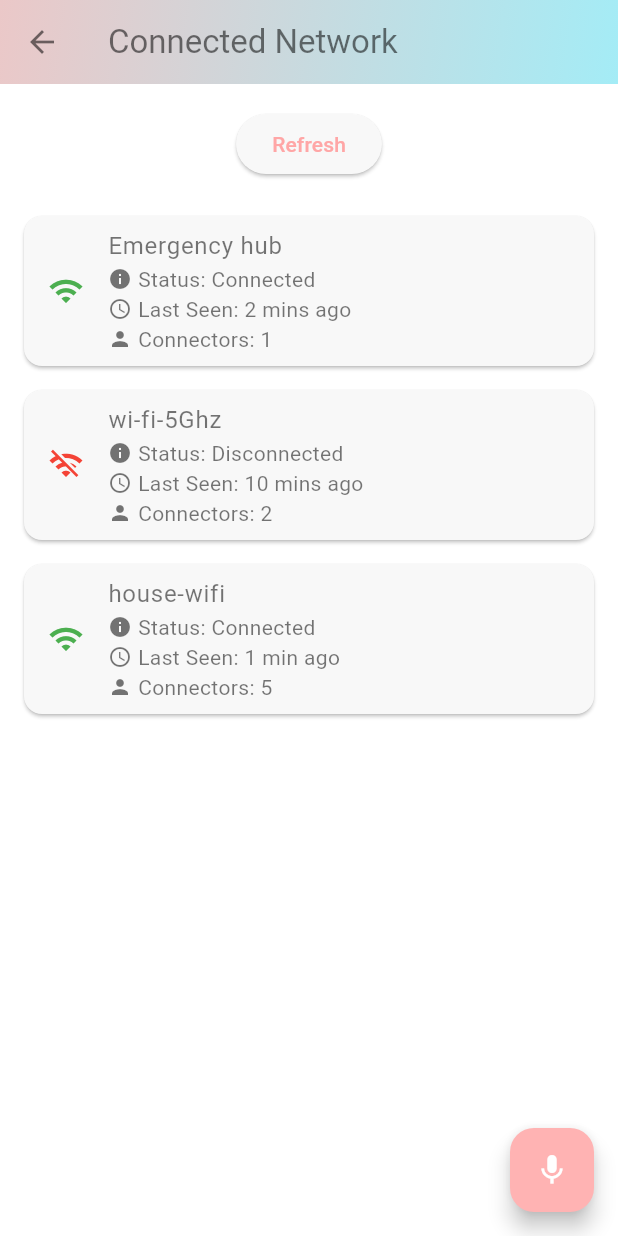
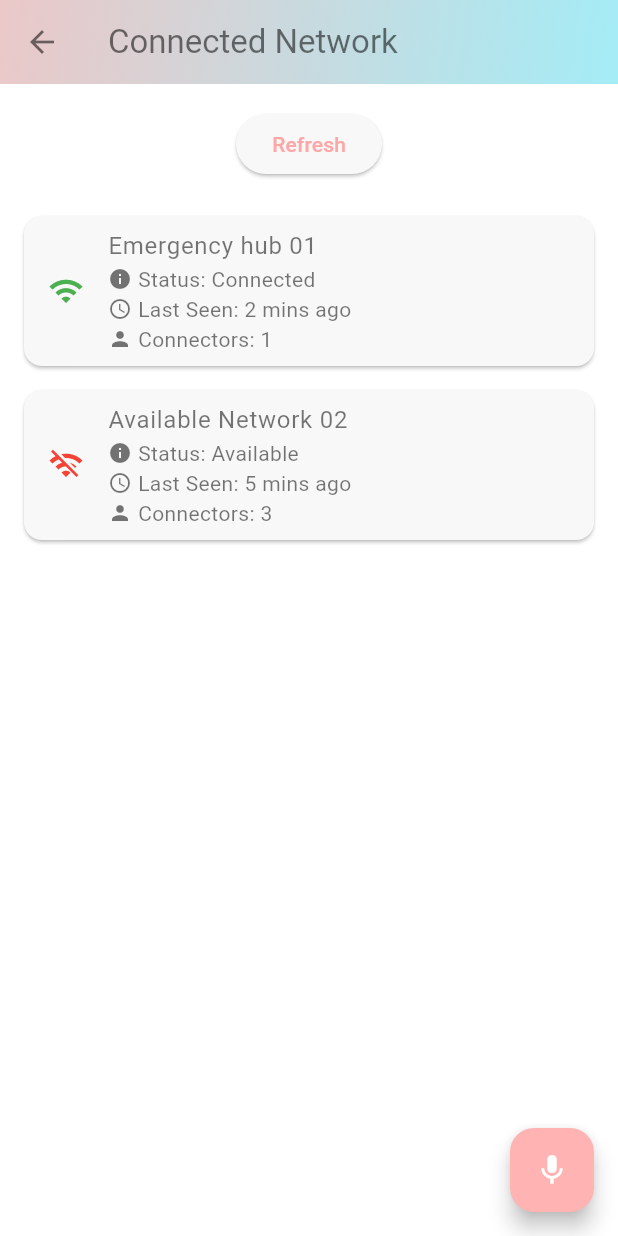
Before and after one commit to Hagerh/-BEACON-app-, a Flutter app: the screen it shows after launch, after a tap on an icon or button, on a phone screen of 412 x 824 dp. Run offline on Flutter 3.47's test engine with Material 3 defaults, Android fonts, the light colour scheme and no system bars; our stand-ins replace flutter_bloc.

Commit message:
cubit for network screen + refactor join network screen

```diff
--- /dev/null
+++ b/lib/business/bloc/cubit/network_cubit.dart
@@ -0,0 +1,75 @@
+
+import 'dart:async';
+import 'package:flutter_bloc/flutter_bloc.dart';
+import 'package:projectdemo/data/model/device_model.dart';
+import 'package:projectdemo/business/bloc/cubit/network_state.dart';
+
+class NetworkCubit extends Cubit<NetworkState> {
+  NetworkCubit() : super(NetworkInitial()); // Initial state
+
+  // Simulates fetching initial network data
+  Future<void> loadNetworks() async {
+
+     emit(NetworkLoading());
+
+    // Delay to simulate network/p2p discovery time
+    await Future.delayed(const Duration(milliseconds: 500));
+
+    // TODO: Replace with real peer-to-peer  logic
+    final List<Device> initialNetworks = [
+      Device(
+        id: "Emergency hub 01",
+        status: "Connected",
+        lastSeen: "2 mins ago",
+        connectors: 1,
+      ),
+      Device(
+        id: "Available Network 02",
+        status: "Available",
+        lastSeen: "5 mins ago",
+        connectors: 3,
+      ),
+    ];
+
+    emit(NetworkLoaded(networks: initialNetworks));
+  }
+
+  // Simulates refreshing the network list
+  Future<void> refreshNetworks() async {
+    // Only proceed if current state is NetworkLoaded
+    if (state is NetworkLoaded) {
+      final currentState = state as NetworkLoaded;
+
+      emit(currentState.copyWith(isRefreshing: true));
+
+
+      await Future.delayed(const Duration(seconds: 2));
+
+      // TODO: Replace with real peer-to-peer  logic
+      final List<Device> refreshedNetworks = [
+        Device(
+          id: "Emergency hub 01",
+          status: "Connected",
+          lastSeen: "just now",
+          connectors: 1,
+        ),
+        Device(
+          id: "Available Network 03",
+          status: "Available",
+          lastSeen: "10 seconds ago",
+          connectors: 2,
+        ),
+        // A new device appears
+        Device(
+          id: "New Device Found 04",
+          status: "Available",
+          lastSeen: "just now",
+          connectors: 5,
+        ),
+      ];
+
+      // Emit the final loaded state with isRefreshing set to false
+      emit(NetworkLoaded(networks: refreshedNetworks, isRefreshing: false));
+    }
+  }
+}
--- /dev/null
+++ b/lib/business/bloc/cubit/network_state.dart
@@ -0,0 +1,33 @@
+
+import 'package:flutter/material.dart';
+import 'package:projectdemo/data/model/device_model.dart';
+
+//this is the state file for NetworkCubit that manages network-related states
+@immutable
+abstract class NetworkState {}
+class NetworkInitial extends NetworkState {}
+class NetworkLoading extends NetworkState {}
+
+
+class NetworkLoaded extends NetworkState {
+  final List<Device> networks;
+  final bool isRefreshing;
+
+  NetworkLoaded({required this.networks, this.isRefreshing = false});
+
+  // to update a few fields while keeping others unchanged
+  NetworkLoaded copyWith({
+    List<Device>? networks,
+    bool? isRefreshing,
+  }) {
+    return NetworkLoaded(
+      networks: networks ?? this.networks,
+      isRefreshing: isRefreshing ?? this.isRefreshing,
+    );
+  }
+}
+
+class NetworkError extends NetworkState {
+  final String message;
+  NetworkError(this.message);
+}
--- /dev/null
+++ b/lib/data/model/device_model.dart
@@ -0,0 +1,14 @@
+
+class Device {
+  final String id;
+  final String status;
+  final String lastSeen;
+  final int connectors;
+
+  Device({
+    required this.lastSeen,
+    required this.id,
+    required this.status,
+    required this.connectors,
+  });
+}
--- a/lib/main.dart
+++ b/lib/main.dart
@@ -1,4 +1,6 @@
 import 'package:flutter/material.dart';
+import 'package:flutter_bloc/flutter_bloc.dart';
+import 'package:projectdemo/business/bloc/cubit/network_cubit.dart';
 import 'package:projectdemo/constants/colors.dart';
 import 'package:projectdemo/presentation/screens/privateChat_screen.dart';
 import 'package:projectdemo/presentation/screens/createNetwork_screen.dart';
@@ -38,7 +40,10 @@ class MyApp extends StatelessWidget {
       initialRoute: '/',
       routes: {
         landingScreen: (context) => LandingScreen(),
-        networkScreen: (context) => Joinnetworkscreen(),
+        networkScreen: (context) => BlocProvider(
+          create: (context) => NetworkCubit()..loadNetworks(),
+          child: const Joinnetworkscreen(),
+        ),
         createNetworkScreen: (context) => CreateNetworkScreen(),
         profileScreen: (context) => ProfileScreen(),
         publicChatScreen: (context) => PublicChatScreen(),
--- a/lib/presentation/screens/joinNetworks_screen.dart
+++ b/lib/presentation/screens/joinNetworks_screen.dart
@@ -1,80 +1,41 @@
-import 'dart:async';
-
 import 'package:flutter/material.dart';
+import 'package:flutter_bloc/flutter_bloc.dart';
+import 'package:projectdemo/business/bloc/cubit/network_cubit.dart';
+import 'package:projectdemo/business/bloc/cubit/network_state.dart';
+import 'package:projectdemo/data/model/device_model.dart';
 import 'package:projectdemo/presentation/widgets/voice_widget.dart';
 
-class Device {
-  final String id;
-  final String status;
-  final String lastSean;
-  final int connectors;
-
-  Device({
-    required this.lastSean,
-    required this.id,
-    required this.status,
-    required this.connectors,
-  });
-}
-
-class Joinnetworkscreen extends StatefulWidget {
+class Joinnetworkscreen extends StatelessWidget {
   const Joinnetworkscreen({super.key});
 
-  @override
-  State<Joinnetworkscreen> createState() => _JoinnetworkscreenState();
+  // here the ui listens to the NetworkCubit by using BlocBuilder.
+  // BlocBuilder rebuilds only this widget when NetworkLoaded state changes
+  Widget _buildRefreshButton(BuildContext context) {
+    return BlocBuilder<NetworkCubit, NetworkState>(
+      // Only rebuild for NetworkLoaded state, as that contains the refreshing status
+      buildWhen: (previous, current) => current is NetworkLoaded,
+      builder: (context, state) {
+        bool isRefreshing = false;
+        if (state is NetworkLoaded) {
+          isRefreshing = state.isRefreshing;
         }
-
-class _JoinnetworkscreenState extends State<Joinnetworkscreen> {
-  List<Device> _networks = [];
-  Timer? _timer;
-  bool _isRefreshing = false;
-
-  @override
-  void initState() {
-    super.initState();
-    _loadNetwoarks();
-  }
-
-  //TODO, implement real data fetching logic
-  void _loadNetwoarks() {
-    setState(() {
-      _networks = [
-        Device(
-          id: "Emergency hub",
-          status: "Connected",
-          lastSean: "2 mins ago",
-
-          connectors: 1,
+        return ElevatedButton(
+          onPressed: isRefreshing
+              ? null
+              : () => context.read<NetworkCubit>().refreshNetworks(),
+          child: isRefreshing
+              ? const SizedBox(
+                  width: 16,
+                  height: 16,
+                  child: CircularProgressIndicator(
+                    strokeWidth: 2,
+                    color: Colors.white,
                   ),
-        Device(
-          id: "wi-fi-5Ghz",
-          status: "Disconnected",
-          lastSean: "10 mins ago",
-
-          connectors: 2,
-        ),
-        Device(
-          id: "house-wifi",
-          status: "Connected",
-          lastSean: "1 min ago",
-
-          connectors: 5,
-        ),
-      ];
-    });
-  }
-
-  void _refreshData() {
-    setState(() {
-      _isRefreshing = true;
-    });
-
-    _timer = Timer(const Duration(seconds: 2), () {
-      setState(() {
-        _isRefreshing = false;
-        _loadNetwoarks();
-      });
-    });
+                )
+              : const Text("Refresh"),
+        );
+      },
+    );
   }
 
   @override
@@ -97,15 +58,32 @@ class _JoinnetworkscreenState extends State<Joinnetworkscreen> {
       ),
       body: Column(
         children: [
-          Padding(padding: const EdgeInsets.all(16.0), child: _refreshButton()),
+          Padding(
+            padding: const EdgeInsets.all(16.0),
+            child: _buildRefreshButton(context),
+          ),
           Expanded(
-            child: _buildNetworkCard(
-              Device(
-                id: "212",
-                status: " Connected",
-                lastSean: "2 mins ago",
-                connectors: 4,
-              ),
+            child: BlocBuilder<NetworkCubit, NetworkState>(
+              builder: (context, state) {
+                if (state is NetworkInitial || state is NetworkLoading) {
+                  // Show loading indicator
+                  return const Center(child: CircularProgressIndicator());
+                } else if (state is NetworkLoaded) {
+                  // Display the list of networks
+                  final networks = state.networks;
+                  if (networks.isEmpty) {
+                    // Display a message if no networks are found
+                    return const Center(child: Text("No networks found."));
+                  }
+                  // Build the list of network cards
+                  return _buildNetworkCard(context, state.networks);
+                } else if (state is NetworkError) {
+                  // Display an error message
+                  return Center(child: Text("Error: ${state.message}"));
+                }
+
+                return const Center(child: Text("Unknown state."));
+              },
             ),
           ),
         ],
@@ -113,48 +91,28 @@ class _JoinnetworkscreenState extends State<Joinnetworkscreen> {
       floatingActionButton: const VoiceWidget(),
     );
   }
-
-  @override
-  void dispose() {
-    _timer?.cancel();
-    super.dispose();
 }
 
-  Widget _refreshButton() {
-    return ElevatedButton(
-      onPressed: _isRefreshing ? null : _refreshData,
-      child: _isRefreshing
-          ? const SizedBox(
-              width: 16,
-              height: 16,
-              child: CircularProgressIndicator(
-                strokeWidth: 2,
-                color: Colors.white,
-              ),
-            )
-          : const Text("Refresh"),
-    );
-  }
-
-  Widget _buildNetworkCard(Device device) {
+Widget _buildNetworkCard(BuildContext context, List<Device> networks) {
+  return ListView.builder(
+    itemCount: networks.length,
+    itemBuilder: (context, index) {
+      final device = networks[index];
       return GestureDetector(
         onTap: () {
+
           Navigator.pushNamed(
             context,
             '/public_chat',
             arguments: {
               'networkId': device.id,
               'networkStatus': device.status,
-            'lastSeen': device.lastSean,
+              'lastSeen': device.lastSeen,
               'connectors': device.connectors,
             },
           );
         },
-      child: ListView.builder(
-        itemCount: _networks.length,
-        itemBuilder: (context, index) {
-          final device = _networks[index];
-          return Card(
+        child: Card(
           margin: const EdgeInsets.symmetric(horizontal: 16, vertical: 8),
           child: ListTile(
             leading: Icon(
@@ -165,34 +123,33 @@ class _JoinnetworkscreenState extends State<Joinnetworkscreen> {
             subtitle: Column(
               crossAxisAlignment: CrossAxisAlignment.start,
               children: [
+
                 Row(
                   children: [
-                      Icon(Icons.info, size: 16),
-                      SizedBox(width: 4),
+                    const Icon(Icons.info, size: 16),
+                    const SizedBox(width: 4),
                     Text("Status: ${device.status}"),
                   ],
                 ),
                 Row(
                   children: [
-                      Icon(Icons.access_time, size: 16),
-                      SizedBox(width: 4),
-                      Text("Last Seen: ${device.lastSean}"),
+                    const Icon(Icons.access_time, size: 16),
+                    const SizedBox(width: 4),
+                    Text("Last Seen: ${device.lastSeen}"),
                   ],
                 ),
-
                 Row(
                   children: [
-                      Icon(Icons.person, size: 16),
-                      SizedBox(width: 4),
+                    const Icon(Icons.person, size: 16),
+                    const SizedBox(width: 4),
                     Text("Connectors: ${device.connectors}"),
                   ],
                 ),
               ],
             ),
           ),
+        ),
       );
     },
-      ),
   );
 }
-}
--- a/lib/presentation/screens/privateChat_screen.dart
+++ b/lib/presentation/screens/privateChat_screen.dart
@@ -81,6 +81,7 @@ class _PrivateChatScreenState extends State< PrivatechatScreen > {
     _scrollController.dispose();
     super.dispose();
   }
+
 
   @override
   Widget build(BuildContext context) {
--- a/lib/presentation/screens/resourceSharing_screen.dart
+++ b/lib/presentation/screens/resourceSharing_screen.dart
@@ -77,7 +77,7 @@ class ResourceSharingScreen extends StatelessWidget {
       ),
 
       floatingActionButton: const VoiceWidget(),
-      bottomNavigationBar: const FooterWidget(currentPage: 1),
+
     );
   }
 
--- a/pubspec.yaml
+++ b/pubspec.yaml
@@ -31,8 +31,10 @@ dependencies:
   flutter:
     sdk: flutter
   google_fonts: ^6.3.2
+  cupertino_icons: ^1.0.8
+  flutter_bloc: ^9.1.1
+  bloc: ^9.1.0
 
-  cupertino_icons: ^1.0.8
 
 dev_dependencies:
   flutter_test:
```
Also changed, not shown: lib/presentation/screens/publicChat_screen.dart (+60 -22 lines), lib/data/local/local_db_service.dart (deleted), lib/data/model/user_model.dart (deleted), lib/data/repository/message_repository.dart (deleted), lib/data/repository/network_repository.dart (deleted), lib/data/repository/user_repository.dart (deleted), lib/data/services/peer_connection_service.dart (deleted), pubspec.lock. Lines whose indentation alone changed are shown as unchanged.
